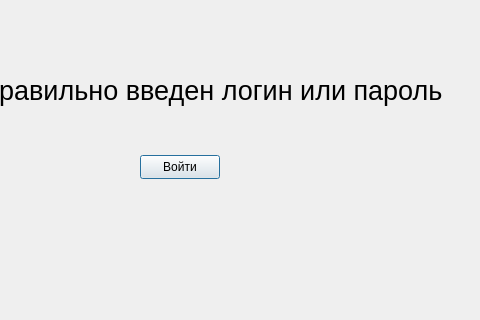
Old version of the form autorization.ui in the repository artik0811/ud_kursach; both pictures show x 90 to 570 and y 195 to 515 of the 570 by 515 pixel window.
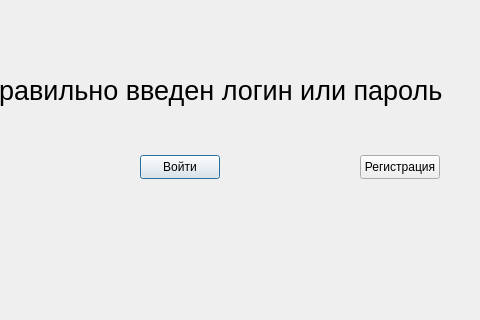
New version of the form.

Commit message: регистрация

The edit to the form file:
```diff
--- a/autorization.ui
+++ b/autorization.ui
@@ -86,6 +86,19 @@
     <string>Неправильно введен логин или пароль</string>
    </property>
   </widget>
+  <widget class="QPushButton" name="pushButton_2">
+   <property name="geometry">
+    <rect>
+     <x>450</x>
+     <y>350</y>
+     <width>80</width>
+     <height>24</height>
+    </rect>
+   </property>
+   <property name="text">
+    <string>Регистрация</string>
+   </property>
+  </widget>
  </widget>
  <resources/>
  <connections/>
```
The commit also changes 11 other files.
